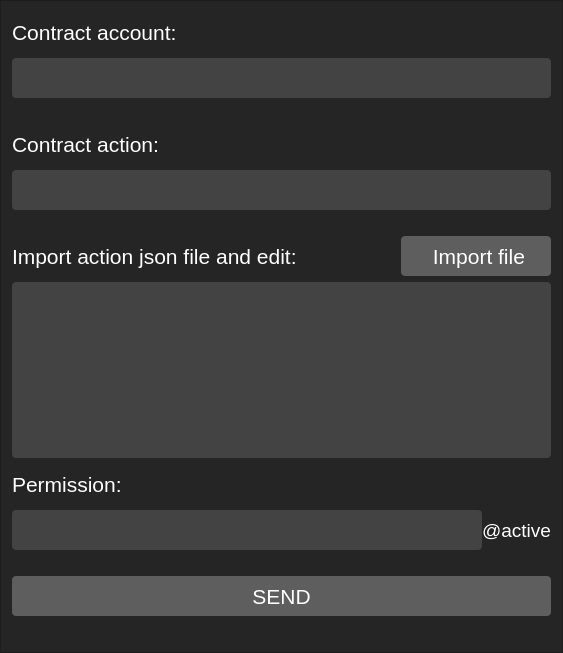
Before: the Qt Designer form src/push/pushframe.ui in OracleChain/EOSDevHelper, drawn with Qt 5.
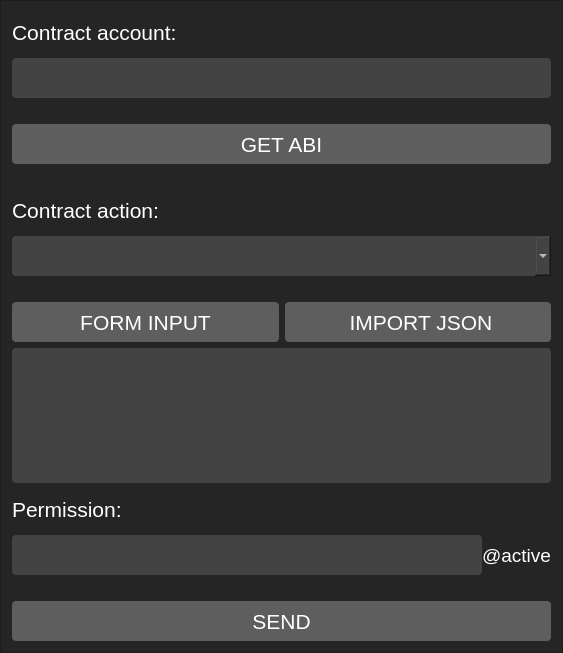
After: the same form once the commit is applied.

Commit message: Add get abi

```diff
--- a/src/push/pushframe.ui
+++ b/src/push/pushframe.ui
@@ -20,7 +20,8 @@
    <string>Frame</string>
   </property>
   <property name="styleSheet">
-   <string notr="true">background-color: rgb(37, 37, 37);</string>
+   <string notr="true">background-color: rgb(37, 37, 37);
+color: rgb(255, 255, 255);</string>
   </property>
   <property name="frameShape">
    <enum>QFrame::StyledPanel</enum>
@@ -92,6 +93,52 @@
      </property>
     </spacer>
    </item>
+   <item>
+    <widget class="QPushButton" name="pushButtonGetAbi">
+     <property name="minimumSize">
+      <size>
+       <width>0</width>
+       <height>40</height>
+      </size>
+     </property>
+     <property name="maximumSize">
+      <size>
+       <width>16777215</width>
+       <height>16777215</height>
+      </size>
+     </property>
+     <property name="font">
+      <font>
+       <family>Arial</family>
+       <pointsize>16</pointsize>
+      </font>
+     </property>
+     <property name="styleSheet">
+      <string notr="true">background-color: rgb(95, 94, 94);
+color: rgb(255, 255, 255);
+border-radius: 4px;</string>
+     </property>
+     <property name="text">
+      <string>GET ABI</string>
+     </property>
+    </widget>
+   </item>
+   <item>
+    <spacer name="verticalSpacer_3">
+     <property name="orientation">
+      <enum>Qt::Vertical</enum>
+     </property>
+     <property name="sizeType">
+      <enum>QSizePolicy::Fixed</enum>
+     </property>
+     <property name="sizeHint" stdset="0">
+      <size>
+       <width>20</width>
+       <height>20</height>
+      </size>
+     </property>
+    </spacer>
+   </item>
    <item>
     <widget class="QLabel" name="labelContractAction">
      <property name="minimumSize">
@@ -116,7 +163,7 @@
     </widget>
    </item>
    <item>
-    <widget class="QLineEdit" name="lineEditContractAction">
+    <widget class="QComboBox" name="comboBoxContractAction">
      <property name="minimumSize">
       <size>
        <width>0</width>
@@ -134,9 +181,6 @@
 color: rgb(255, 255, 255);
 border-radius: 4px;</string>
      </property>
-     <property name="placeholderText">
-      <string/>
-     </property>
     </widget>
    </item>
    <item>
@@ -158,7 +202,7 @@
    <item>
     <layout class="QHBoxLayout" name="horizontalLayout">
      <item>
-      <widget class="QLabel" name="labelImportFile">
+      <widget class="QPushButton" name="pushButtonFormInput">
        <property name="minimumSize">
         <size>
          <width>0</width>
@@ -168,7 +212,7 @@
        <property name="maximumSize">
         <size>
          <width>16777215</width>
-         <height>40</height>
+         <height>16777215</height>
         </size>
        </property>
        <property name="font">
@@ -178,11 +222,12 @@
         </font>
        </property>
        <property name="styleSheet">
-        <string notr="true">background-color: rgb(37, 37, 37);
-color: rgb(255, 255, 255);</string>
+        <string notr="true">background-color: rgb(95, 94, 94);
+color: rgb(255, 255, 255);
+border-radius: 4px;</string>
        </property>
        <property name="text">
-        <string>Import action json file and edit:</string>
+        <string>FORM INPUT</string>
        </property>
       </widget>
      </item>
@@ -196,7 +241,7 @@
        </property>
        <property name="maximumSize">
         <size>
-         <width>150</width>
+         <width>16777215</width>
          <height>16777215</height>
         </size>
        </property>
@@ -212,7 +257,7 @@
 border-radius: 4px;</string>
        </property>
        <property name="text">
-        <string> Import file</string>
+        <string> IMPORT JSON</string>
        </property>
       </widget>
      </item>
```
The commit also changes 2 other files.
